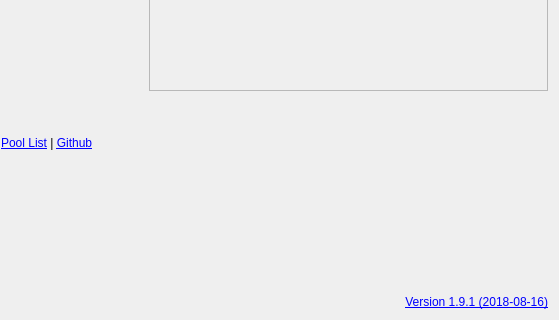
Old version of the form src/qt/forms/overviewpage.ui in the repository infinitecoin/infinitecoin; both pictures show x 267 to 826 and y 158 to 478 of the 826 by 478 pixel window.
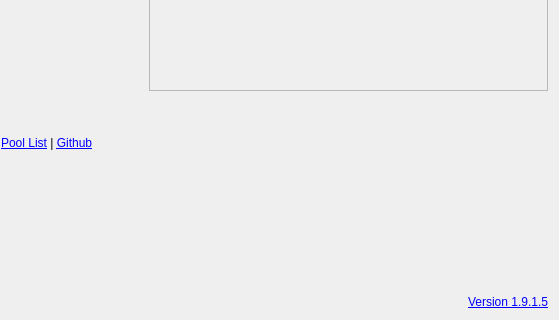
New version of the form. Icons and pictures are not drawn.

Diff of the .ui file:
```diff
--- a/src/qt/forms/overviewpage.ui
+++ b/src/qt/forms/overviewpage.ui
@@ -382,7 +382,7 @@
         <string notr="true"/>
        </property>
        <property name="text">
-        <string>&lt;html&gt;&lt;head/&gt;&lt;body&gt;&lt;p&gt;&lt;a href=&quot;https://www.ifc123.net/archives/108.html&quot;&gt;&lt;span style=&quot; text-decoration: underline; color:#0000ff;&quot;&gt;Version 1.9.1 (2018-08-16)&lt;/span&gt;&lt;/a&gt;&lt;/p&gt;&lt;/body&gt;&lt;/html&gt;</string>
+        <string>&lt;html&gt;&lt;head/&gt;&lt;body&gt;&lt;p&gt;&lt;a href=&quot;http://www.infinitecoin.in/&quot;&gt;&lt;span style=&quot; text-decoration: underline; color:#0000ff;&quot;&gt;Version 1.9.1.5&lt;/span&gt;&lt;/a&gt;&lt;/p&gt;&lt;/body&gt;&lt;/html&gt;</string>
        </property>
        <property name="alignment">
         <set>Qt::AlignRight|Qt::AlignTrailing|Qt::AlignVCenter</set>
```
